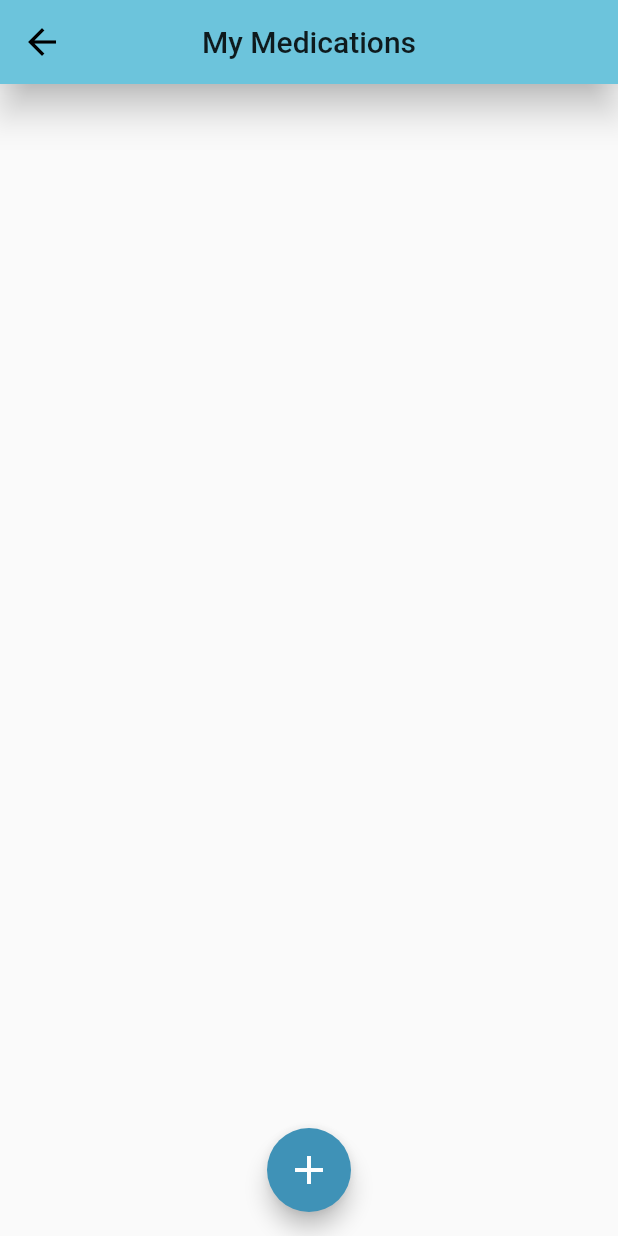
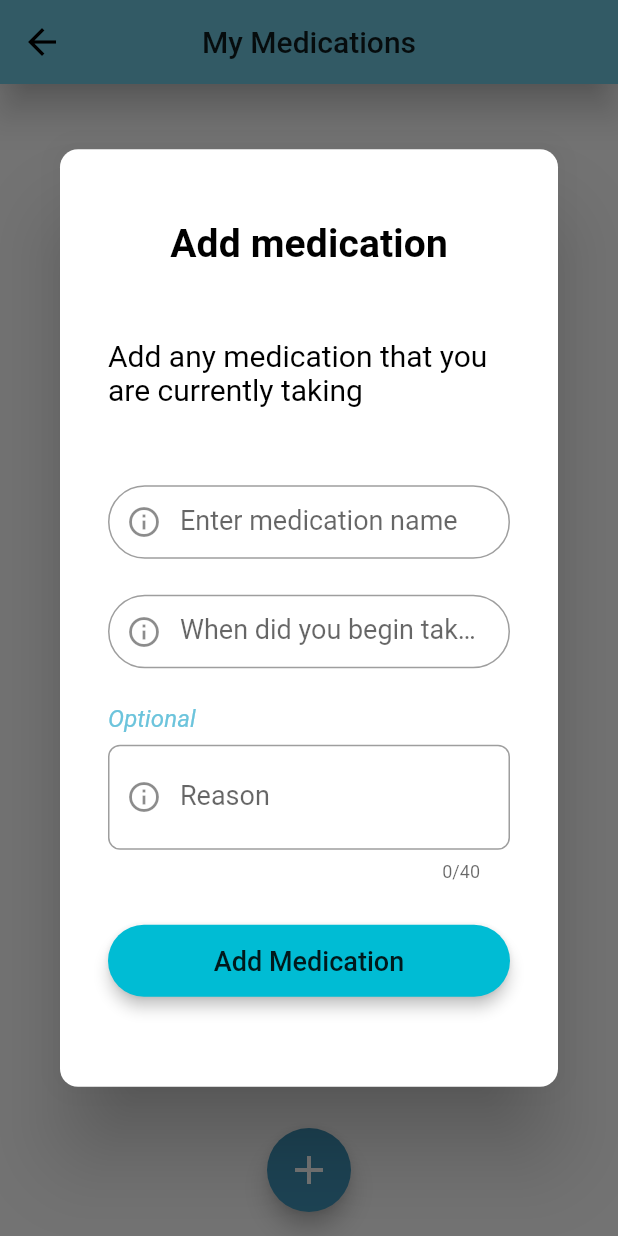
Before and after one commit to TheGoodCollective/Kiloko, a Flutter app: the MyMedicationsScreen screen opened by its route, after a tap on the "add" icon, on a phone screen of 412 x 824 dp. Run offline on Flutter 3.47's test engine with Material 2 defaults, Android fonts, the light colour scheme and no system bars; our stand-ins replace flutter_datetime_picker, flutter_map, jiffy, latlong, shared_preferences, sqflite and 1 more; missing offline and left inert: dot_pagination_swiper, regexed_validator; accounts and stored records are empty.

Commit message:
create a widget to add user medication and update medictions screen to use the new widget

```diff
--- /dev/null
+++ b/lib/screens/my_medications/add_medication_widget.dart
@@ -0,0 +1,264 @@
+import 'package:flutter/material.dart';
+import 'package:flutter_datetime_picker/flutter_datetime_picker.dart';
+import 'package:jiffy/jiffy.dart';
+import 'package:kiloko/config/app_utils.dart';
+import 'package:kiloko/models/medication.dart';
+import 'package:kiloko/providers/local_medication_provider.dart';
+import 'package:provider/provider.dart';
+
+
+class AddMedicationWidget extends StatefulWidget {
+
+  @override
+  _AddMedicationWidgetState createState() => _AddMedicationWidgetState();
+}
+
+class _AddMedicationWidgetState extends State<AddMedicationWidget> {
+  Medication _medication = Medication(name: '');
+  final _formKey = GlobalKey<FormState>();
+  TextEditingController _controller = TextEditingController();
+  TextEditingController _reasonController = TextEditingController();
+
+  TextEditingController _timeInputController = TextEditingController();
+  FocusNode _timeInputFocusNode = FocusNode();
+
+  LocalMedicationProvider _localMedicationProvider;
+
+
+  @override
+  Widget build(BuildContext context) {
+    _localMedicationProvider = Provider.of<LocalMedicationProvider>(context);
+
+    return Container(
+      padding: EdgeInsets.only(
+        left: 32, right: 32, top: 48, bottom: 60 ),
+      child: Column(
+        crossAxisAlignment: CrossAxisAlignment.start,
+        children: <Widget>[
+
+          Align(
+            alignment: Alignment.center,
+            child:
+            Text(
+              'Add medication',
+              style: Theme.of(context).textTheme.subtitle,
+            ),
+          ),
+          SizedBox(height: 48),
+
+          Text('Add any medication that you are currently taking'),
+          SizedBox(height: 24),
+
+          // add medication form
+          Container(
+            child: _buildMedicationForm(context: context)
+          ),
+
+
+        ],
+      ),
+    );
+  }
+
+
+
+  Widget _buildMedicationForm({ BuildContext context }) {
+
+    return Form(
+      key: _formKey,
+      child: Column(
+        crossAxisAlignment: CrossAxisAlignment.start,
+        children: <Widget>[
+
+          SizedBox(height: 28,),
+
+          // medication name
+          TextFormField(
+            keyboardType: TextInputType.text,
+            autofocus: false,
+            decoration: InputDecoration(
+              labelText: 'Enter medication name',
+              prefixIcon: Icon(Icons.info_outline),
+              hintText: 'Brufen',
+            ),
+            style: Theme.of(context).textTheme.body1.copyWith(
+              fontSize: 18,
+            ),
+            validator: this._nameValidator,
+            onSaved: this._nameSaver,
+            controller: _controller,
+          ),
+
+          SizedBox(height: 24),
+
+
+          // condition from when
+          TextFormField(
+            keyboardType: TextInputType.text,
+            autofocus: false,
+            decoration: InputDecoration(
+              labelText: 'When did you begin taking',
+              prefixIcon: Icon(Icons.info_outline),
+              hintText: '24/04/2020',
+            ),
+            style: Theme.of(context).textTheme.body1.copyWith(
+              fontSize: 18,
+            ),
+            onTap: this._showDatePicker,
+            controller: _timeInputController,
+            focusNode: _timeInputFocusNode,
+          ),
+
+
+          SizedBox(height: 24),
+          Text(
+              'Optional',
+              style: Theme.of(context).textTheme.body1.copyWith(
+                color: AppColors.secondary,
+                fontStyle: FontStyle.italic,
+                fontSize: 16,
+              ),
+          ),
+          SizedBox(height: 8),
+          // reason
+          TextFormField(
+            keyboardType: TextInputType.text,
+            autofocus: false,
+            maxLength: 40,
+            maxLines: 2,
+            decoration: InputDecoration(
+              labelText: 'Reason',
+              prefixIcon: Icon(Icons.info_outline),
+              hintText: 'Headache',
+              border: OutlineInputBorder(
+                borderRadius: BorderRadius.circular(8.0),
+                borderSide: BorderSide(),
+              ),
+            ),
+            style: Theme.of(context).textTheme.body1.copyWith(
+              fontSize: 18,
+            ),
+            validator: this._reasonValidator,
+            onSaved: this._reasonSaver,
+            controller: _reasonController,
+          ),
+
+          SizedBox(height: 28),
+
+          // add button
+          Row(
+            children: <Widget>[
+              Expanded(
+                flex: 1,
+                child: Container(
+                  height: 48,
+                  child:
+
+                  Consumer<LocalMedicationProvider>(
+                    builder: (BuildContext ctx, LocalMedicationProvider medicationProvider, _) {
+
+                      return medicationProvider.isLoading
+                       ?
+                        FloatingActionButton.extended(
+                          icon: CircularProgressIndicator(),
+                          label: Text(
+                            'Saving...'
+                          ),
+                          onPressed: (){},
+                        )
+                       :
+                        RaisedButton(
+                          child: Text(
+                            'Add Medication',
+                            style: TextStyle(
+                              fontSize: 18,
+                            ),
+                          ),
+                          onPressed: ()=> this._addMedication(context: context),
+
+                          elevation: 4,
+                          color: Colors.cyan,
+                          shape: RoundedRectangleBorder(
+                            borderRadius: BorderRadius.circular(24),
+                          ),
+                        );
+
+
+                    },
+                  ),
+
+                ),
+              ),
+            ],
+          ),
+
+        ],
+      ),
+    );
+  }// Widget _buildMedicationForm({ BuildContext context }) { .. }
+
+
+
+   _showDatePicker() {
+
+     return DatePicker.showDatePicker(context,
+        showTitleActions: true,
+        minTime: DateTime(2020, 3, 5),
+        maxTime: DateTime(2021, 6, 7),
+        onChanged: (date) {
+          print('change $date');
+        },
+        onConfirm: (date) {
+          print('confirm $date');
+          setState(()=> this._medication.fromWhen = date);
+          _timeInputController.text = Jiffy(_medication.fromWhen).yMMMd;
+          _timeInputFocusNode.nextFocus();
+          _timeInputController.clear();
+        },
+        currentTime: DateTime.now(),
+        locale: LocaleType.en
+      );
+   }// _showDatePicker() { .. }
+
+
+
+
+
+  /*
+   ** logic functions
+   */
+
+  void _addMedication({ BuildContext context }) async {
+
+    if( _formKey.currentState.validate() ) {
+      _formKey.currentState.save();
+
+      print('_medication.fromWhen ${_medication.fromWhen}');
+
+      _localMedicationProvider.add(medication: this._medication);
+      setState(() {
+        _medication = Medication(name: '');
+      });
+    }
+
+  }// void _addMedication({ BuildContext context }) { .. }
+
+  String _nameValidator(String val) {
+    if( val.trim().isEmpty ) return 'Enter a name';
+    return null;
+  }// String _nameValidator(String val) { .. }
+
+  String _reasonValidator(String val)=> null;
+
+  void _nameSaver(String val) {
+    setState(()=> this._medication.name = val.trim() );
+    _controller.clear();
+  }// _nameSaver(String val) { .. }
+
+  void _reasonSaver(String val) {
+    setState(()=> this._medication.reason = val.trim() );
+    _reasonController.clear();
+  }// _reasonSaver(String val) { .. }
+
+
+}
```
Also changed, not shown: lib/screens/my_medications/my_medications_screen.dart (+39 -104 lines).
